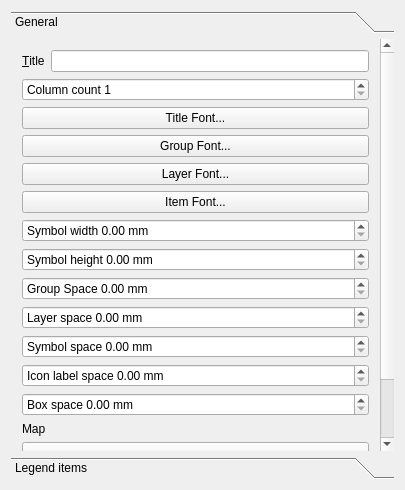
Above: src/ui/qgscomposerlegendwidgetbase.ui from qgis/QGIS before the change. Below: the same form after it.
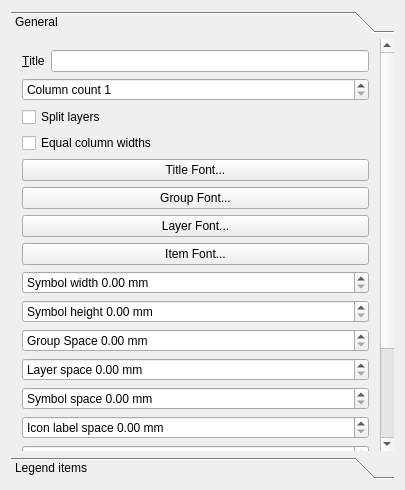
That is the form after the change. Icons and pictures are not drawn.

Commit message: composer multicolumn legend: division to columns heuristic, optional splitting layers into multiple columns, optional equal column width

```diff
--- a/src/ui/qgscomposerlegendwidgetbase.ui
+++ b/src/ui/qgscomposerlegendwidgetbase.ui
@@ -52,14 +52,14 @@
             <x>0</x>
             <y>0</y>
             <width>370</width>
-            <height>479</height>
+            <height>533</height>
            </rect>
           </property>
           <attribute name="label">
            <string>General</string>
           </attribute>
           <layout class="QGridLayout" name="gridLayout">
-           <item row="5" column="1">
+           <item row="7" column="1">
             <widget class="QPushButton" name="mTitleFontButton">
              <property name="sizePolicy">
               <sizepolicy hsizetype="Preferred" vsizetype="Fixed">
@@ -72,28 +72,28 @@
              </property>
             </widget>
            </item>
-           <item row="6" column="1">
+           <item row="8" column="1">
             <widget class="QPushButton" name="mGroupFontButton">
              <property name="text">
               <string>Group Font...</string>
              </property>
             </widget>
            </item>
-           <item row="7" column="1">
+           <item row="9" column="1">
             <widget class="QPushButton" name="mLayerFontButton">
              <property name="text">
               <string>Layer Font...</string>
              </property>
             </widget>
            </item>
-           <item row="8" column="1">
+           <item row="10" column="1">
             <widget class="QPushButton" name="mItemFontButton">
              <property name="text">
               <string>Item Font...</string>
              </property>
             </widget>
            </item>
-           <item row="9" column="1">
+           <item row="11" column="1">
             <widget class="QDoubleSpinBox" name="mSymbolWidthSpinBox">
              <property name="prefix">
               <string>Symbol width </string>
@@ -103,7 +103,7 @@
              </property>
             </widget>
            </item>
-           <item row="10" column="1">
+           <item row="12" column="1">
             <widget class="QDoubleSpinBox" name="mSymbolHeightSpinBox">
              <property name="prefix">
               <string>Symbol height </string>
@@ -113,7 +113,7 @@
              </property>
             </widget>
            </item>
-           <item row="12" column="1">
+           <item row="14" column="1">
             <widget class="QDoubleSpinBox" name="mLayerSpaceSpinBox">
              <property name="prefix">
               <string>Layer space </string>
@@ -123,7 +123,7 @@
              </property>
             </widget>
            </item>
-           <item row="14" column="1">
+           <item row="16" column="1">
             <widget class="QDoubleSpinBox" name="mSymbolSpaceSpinBox">
              <property name="prefix">
               <string>Symbol space </string>
@@ -133,7 +133,7 @@
              </property>
             </widget>
            </item>
-           <item row="15" column="1">
+           <item row="17" column="1">
             <widget class="QDoubleSpinBox" name="mIconLabelSpaceSpinBox">
              <property name="prefix">
               <string>Icon label space </string>
@@ -143,7 +143,7 @@
              </property>
             </widget>
            </item>
-           <item row="16" column="1">
+           <item row="18" column="1">
             <widget class="QDoubleSpinBox" name="mBoxSpaceSpinBox">
              <property name="prefix">
               <string>Box space </string>
@@ -153,7 +153,7 @@
              </property>
             </widget>
            </item>
-           <item row="22" column="1">
+           <item row="24" column="1">
             <spacer name="verticalSpacer">
              <property name="orientation">
               <enum>Qt::Vertical</enum>
@@ -166,17 +166,17 @@
              </property>
             </spacer>
            </item>
-           <item row="18" column="1">
+           <item row="20" column="1">
             <widget class="QComboBox" name="mMapComboBox"/>
            </item>
-           <item row="17" column="1">
+           <item row="19" column="1">
             <widget class="QLabel" name="mMapLabel">
              <property name="text">
               <string>Map</string>
              </property>
             </widget>
            </item>
-           <item row="11" column="1">
+           <item row="13" column="1">
             <widget class="QDoubleSpinBox" name="mGroupSpaceSpinBox">
              <property name="prefix">
               <string>Group Space </string>
@@ -186,14 +186,14 @@
              </property>
             </widget>
            </item>
-           <item row="20" column="1">
+           <item row="22" column="1">
             <widget class="QLabel" name="label">
              <property name="text">
               <string>Wrap text on</string>
              </property>
             </widget>
            </item>
-           <item row="21" column="1">
+           <item row="23" column="1">
             <widget class="QLineEdit" name="mWrapCharLineEdit">
              <property name="frame">
               <bool>true</bool>
@@ -230,6 +230,23 @@
              </property>
             </widget>
            </item>
+           <item row="5" column="1">
+            <widget class="QCheckBox" name="mSplitLayerCheckBox">
+             <property name="toolTip">
+              <string>Allow to split layer items into multiple columns.</string>
+             </property>
+             <property name="text">
+              <string>Split layers</string>
+             </property>
+            </widget>
+           </item>
+           <item row="6" column="1">
+            <widget class="QCheckBox" name="mEqualColumnWidthCheckBox">
+             <property name="text">
+              <string>Equal column widths</string>
+             </property>
+            </widget>
+           </item>
           </layout>
          </widget>
          <widget class="QWidget" name="page_2">
```
The commit also changes 5 other files.
